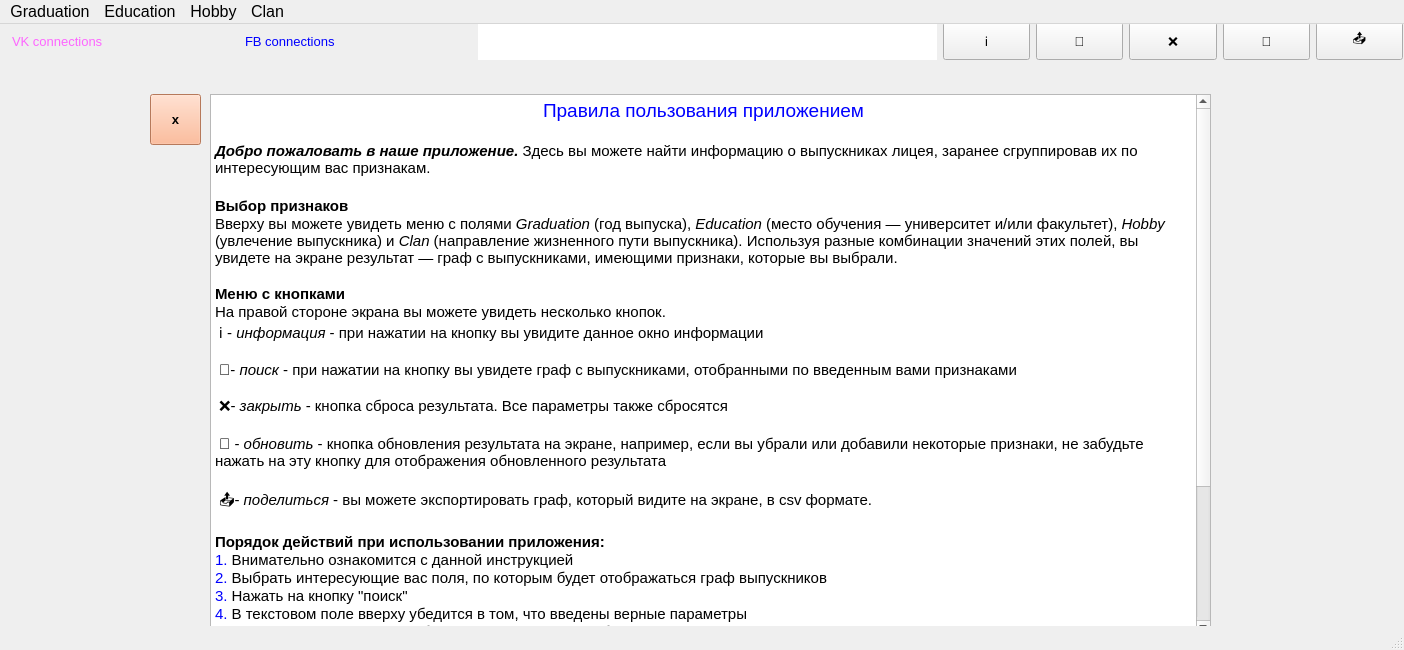
Qt form testschool/Study project.ui (Natasha-rare/The-analysis-of-structure-and-dinamics-of-graduate-s-network-communities) before a commit.
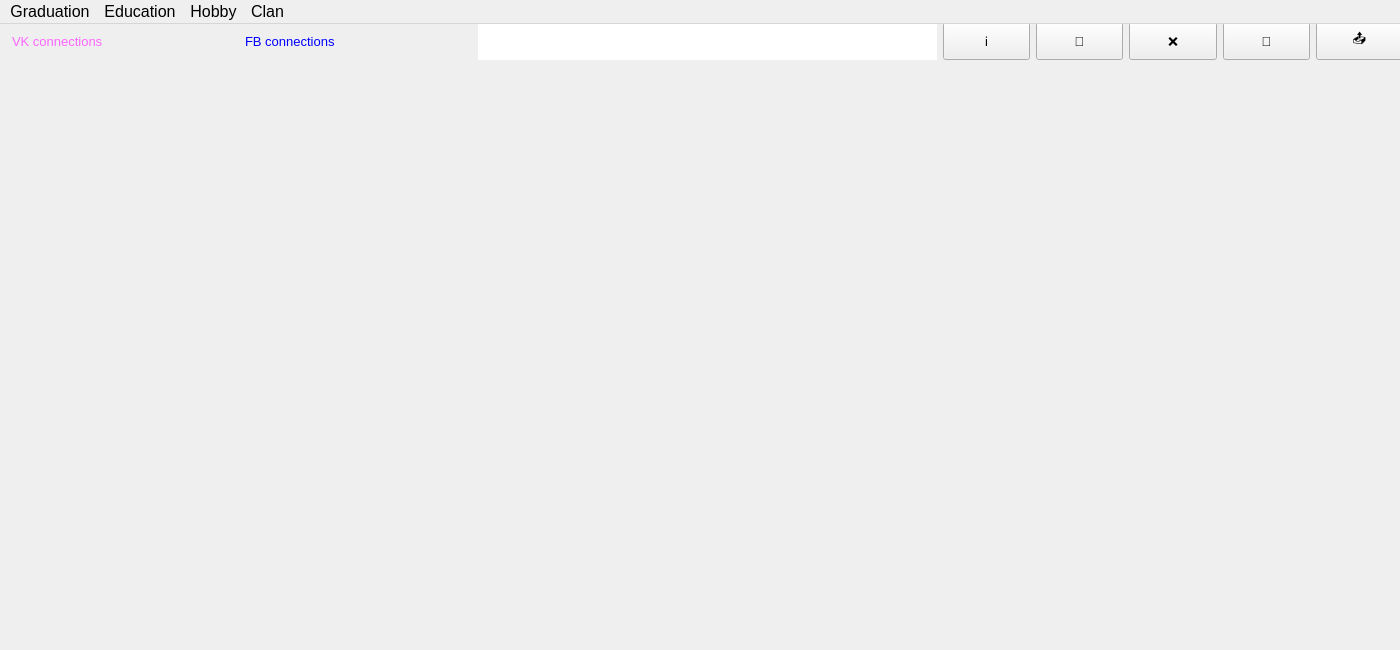
The same form after that commit.

Diff of the .ui file:
```diff
--- a/testschool/Study project.ui
+++ b/testschool/Study project.ui
@@ -6,7 +6,7 @@
    <rect>
     <x>0</x>
     <y>0</y>
-    <width>1404</width>
+    <width>1400</width>
     <height>650</height>
    </rect>
   </property>
@@ -47,6 +47,12 @@
       <height>540</height>
      </size>
     </property>
+    <property name="autoFillBackground">
+     <bool>false</bool>
+    </property>
+    <property name="styleSheet">
+     <string notr="true"/>
+    </property>
     <property name="verticalScrollBarPolicy">
      <enum>Qt::ScrollBarAlwaysOn</enum>
     </property>
@@ -54,7 +60,7 @@
      <string>&lt;!DOCTYPE HTML PUBLIC &quot;-//W3C//DTD HTML 4.0//EN&quot; &quot;http://www.w3.org/TR/REC-html40/strict.dtd&quot;&gt;
 &lt;html&gt;&lt;head&gt;&lt;meta name=&quot;qrichtext&quot; content=&quot;1&quot; /&gt;&lt;style type=&quot;text/css&quot;&gt;
 p, li { white-space: pre-wrap; }
-&lt;/style&gt;&lt;/head&gt;&lt;body style=&quot; font-family:'Arial'; font-size:12pt; font-weight:400; font-style:normal;&quot;&gt;
+&lt;/style&gt;&lt;/head&gt;&lt;body style=&quot; font-family:'MS Shell Dlg 2'; font-size:7.875pt; font-weight:400; font-style:normal;&quot;&gt;
 &lt;p align=&quot;center&quot; style=&quot; margin-top:0px; margin-bottom:0px; margin-left:0px; margin-right:0px; -qt-block-indent:0; text-indent:0px;&quot;&gt;&lt;span style=&quot; font-family:'.AppleSystemUIFont'; font-size:14pt; color:#0000ff;&quot;&gt;Правила пользования приложением&lt;/span&gt;&lt;/p&gt;
 &lt;p style=&quot;-qt-paragraph-type:empty; margin-top:0px; margin-bottom:0px; margin-left:0px; margin-right:0px; -qt-block-indent:0; text-indent:0px; font-family:'.AppleSystemUIFont'; font-size:13pt;&quot;&gt;&lt;br /&gt;&lt;/p&gt;
 &lt;p style=&quot; margin-top:0px; margin-bottom:0px; margin-left:0px; margin-right:0px; -qt-block-indent:0; text-indent:0px;&quot;&gt;&lt;span style=&quot; font-family:'.AppleSystemUIFont'; font-size:11pt; font-weight:600; font-style:italic;&quot;&gt;Добро пожаловать в наше приложение.&lt;/span&gt;&lt;span style=&quot; font-family:'.AppleSystemUIFont'; font-size:11pt;&quot;&gt; Здесь вы можете найти информацию о выпускниках лицея, заранее сгруппировав их по интересующим вас признакам. &lt;/span&gt;&lt;/p&gt;
@@ -85,7 +91,7 @@
 &lt;p style=&quot;-qt-paragraph-type:empty; margin-top:0px; margin-bottom:0px; margin-left:0px; margin-right:0px; -qt-block-indent:0; text-indent:0px; font-family:'.AppleSystemUIFont'; font-size:11pt;&quot;&gt;&lt;br /&gt;&lt;/p&gt;
 &lt;p style=&quot; margin-top:0px; margin-bottom:0px; margin-left:0px; margin-right:0px; -qt-block-indent:0; text-indent:0px;&quot;&gt;&lt;span style=&quot; font-family:'.AppleSystemUIFont'; font-size:11pt; color:#0000ff;&quot;&gt;ПРИЯТНОГО ПОЛЬЗОВАНИЯ!&lt;/span&gt;&lt;/p&gt;
 &lt;p style=&quot;-qt-paragraph-type:empty; margin-top:0px; margin-bottom:0px; margin-left:0px; margin-right:0px; -qt-block-indent:0; text-indent:0px; font-family:'.AppleSystemUIFont'; font-size:11pt;&quot;&gt;&lt;br /&gt;&lt;/p&gt;
-&lt;p style=&quot; margin-top:0px; margin-bottom:0px; margin-left:0px; margin-right:0px; -qt-block-indent:0; text-indent:0px;&quot;&gt;&lt;span style=&quot; font-family:'.AppleSystemUIFont'; font-weight:600; color:#fc0107;&quot;&gt;Внимание!&lt;/span&gt;&lt;/p&gt;
+&lt;p style=&quot; margin-top:0px; margin-bottom:0px; margin-left:0px; margin-right:0px; -qt-block-indent:0; text-indent:0px;&quot;&gt;&lt;span style=&quot; font-family:'.AppleSystemUIFont'; font-size:12pt; font-weight:600; color:#fc0107;&quot;&gt;Внимание!&lt;/span&gt;&lt;/p&gt;
 &lt;p style=&quot; margin-top:0px; margin-bottom:0px; margin-left:0px; margin-right:0px; -qt-block-indent:0; text-indent:0px;&quot;&gt;&lt;span style=&quot; font-family:'.AppleSystemUIFont'; font-size:11pt; color:#fc0107;&quot;&gt;Данное приложение создано в исключительно развлекательных целях. Распространение данных, имеющихся в данном приложении, карается законом.&lt;/span&gt;&lt;/p&gt;
 &lt;p style=&quot;-qt-paragraph-type:empty; margin-top:0px; margin-bottom:0px; margin-left:0px; margin-right:0px; -qt-block-indent:0; text-indent:0px; font-family:'.AppleSystemUIFont'; font-size:11pt;&quot;&gt;&lt;br /&gt;&lt;/p&gt;&lt;/body&gt;&lt;/html&gt;</string>
     </property>
@@ -114,7 +120,7 @@
      <string>x</string>
     </property>
    </widget>
-   <widget class="QWidget" name="">
+   <widget class="QWidget" name="layoutWidget">
     <property name="geometry">
      <rect>
       <x>12</x>
@@ -355,13 +361,41 @@
      </item>
     </layout>
    </widget>
+   <widget class="QLabel" name="label">
+    <property name="geometry">
+     <rect>
+      <x>20</x>
+      <y>50</y>
+      <width>1400</width>
+      <height>570</height>
+     </rect>
+    </property>
+    <property name="sizePolicy">
+     <sizepolicy hsizetype="MinimumExpanding" vsizetype="MinimumExpanding">
+      <horstretch>0</horstretch>
+      <verstretch>0</verstretch>
+     </sizepolicy>
+    </property>
+    <property name="layoutDirection">
+     <enum>Qt::LeftToRight</enum>
+    </property>
+    <property name="autoFillBackground">
+     <bool>true</bool>
+    </property>
+    <property name="styleSheet">
+     <string notr="true"/>
+    </property>
+    <property name="text">
+     <string/>
+    </property>
+   </widget>
   </widget>
   <widget class="QMenuBar" name="menubar">
    <property name="geometry">
     <rect>
      <x>0</x>
      <y>0</y>
-     <width>1404</width>
+     <width>1400</width>
      <height>24</height>
     </rect>
    </property>
@@ -641,11 +675,6 @@
    <addaction name="menuHobby"/>
    <addaction name="menuClan"/>
   </widget>
-  <widget class="QStatusBar" name="statusbar">
-   <property name="styleSheet">
-    <string notr="true">color: red;</string>
-   </property>
-  </widget>
   <action name="action1993">
    <property name="checkable">
     <bool>true</bool>
```
Left out of the diff: 234 changed lines with no effect on the pictures.
